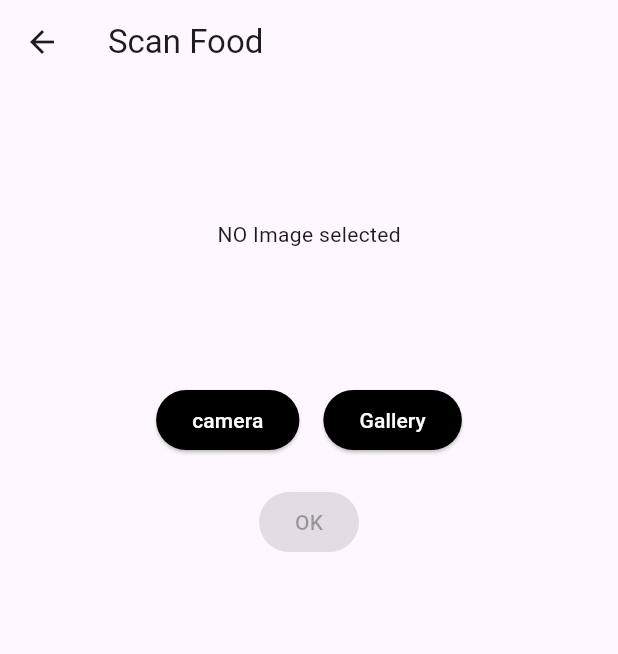
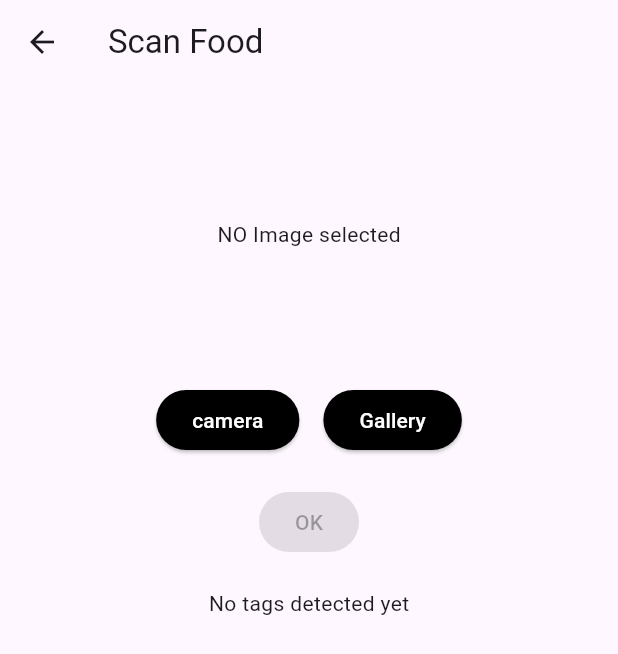
Before and after one commit to amansingh4847/know_your_own_food, a Flutter app: the ScanPage screen opened directly, on a phone screen of 412 x 824 dp. Shown: the top 654 px of the screen. Run offline on Flutter 3.47's test engine with Material 3 defaults, Android fonts, the phone set to English and light mode, and no system bars; our stand-ins replace image_picker.

Commit message:
added a feature to display tags on screen and adddde a func to pick only main food

```diff
--- a/lib/scan_page.dart
+++ b/lib/scan_page.dart
@@ -13,27 +13,27 @@ class ScanPage extends StatefulWidget {
 }
 
 class _ScanPageState extends State<ScanPage> {
-
   //image file
   File? image;
 
   //image picker
   final picker = ImagePicker();
 
-
   //pick image method
   Future<void> pickImage(ImageSource source) async {
-
     //pick image from cameraa or gallery
     final PickedFile = await picker.pickImage(source: source);
 
     //update selected image
-    if(PickedFile != null){
+    if (PickedFile != null) {
       setState(() {
         image = File(PickedFile!.path);
       });
     }
   }
+
+  //list to store results
+  List<String> detectedTags = [];
 
   //image converter
   Future<String> convertImageToBase64() async {
@@ -55,15 +55,41 @@ class _ScanPageState extends State<ScanPage> {
     request.headers['Authorization'] =
         'Basic ${base64Encode(utf8.encode('$apiKey:$apiSecret'))}';
 
-  request.files.add(
-    await http.MultipartFile.fromPath('image', image!.path),
-  );
+    request.files.add(await http.MultipartFile.fromPath('image', image!.path));
 
     var response = await request.send();
     var responseBody = await response.stream.bytesToString();
 
     print("Status: ${response.statusCode}");
     print("Body: $responseBody");
+
+    final data = jsonDecode(responseBody);
+
+    List tags = data["result"]["tags"];
+
+    detectedTags = tags
+        .map<String>((tag) => tag["tag"]["en"].toString())
+        .take(3) // top 5 tags only (optional)
+        .toList();
+
+    setState(() {});
+  }
+
+  //we need to pick main food
+
+  String pickMainFood(List<String> tags) {
+  List<String> ignoreWords = [
+    "food", "meal", "dish", "lunch", "dinner",
+    "snack", "plate", "delicious", "fresh"
+  ];
+
+  for (String tag in tags) {
+    bool isIgnored = ignoreWords.any((word) => tag.contains(word));
+    if (!isIgnored) {
+      return tag; // first valid food
+    }
+  }
+  return tags.isNotEmpty ? tags.first : "food";
 }
 
   @override
@@ -77,47 +103,73 @@ class _ScanPageState extends State<ScanPage> {
           SizedBox(
             height: 200,
             width: 200,
-            child: image != null ?
-
+            child: image != null
+                ?
                   //image selected
                   Image.file(image!)
                 :
                   //no image slected
-            const Center(child: Text("NO Image selected"))
+                  const Center(child: Text("NO Image selected")),
           ),
-
 
           //buttons
           Row(
             mainAxisAlignment: MainAxisAlignment.center,
             children: [
-
-              ElevatedButton(onPressed: () => pickImage(ImageSource.camera),
+              ElevatedButton(
+                onPressed: () => pickImage(ImageSource.camera),
                 style: ElevatedButton.styleFrom(
                   backgroundColor: Colors.black,
                   foregroundColor: Colors.white,
                 ),
-              child: Text("camera")),
+                child: Text("camera"),
+              ),
 
-              const SizedBox(width: 16,),
+              const SizedBox(width: 16),
 
-              ElevatedButton(onPressed: () => pickImage(ImageSource.gallery),
+              ElevatedButton(
+                onPressed: () => pickImage(ImageSource.gallery),
                 style: ElevatedButton.styleFrom(
                   backgroundColor: Colors.black,
                   foregroundColor: Colors.white,
                 ),
-              child: Text("Gallery")),
-
+                child: Text("Gallery"),
+              ),
             ],
           ),
-          const SizedBox(height: 20,),
+          const SizedBox(height: 20),
 
-          ElevatedButton(onPressed: image ==  null ? null: sendToImagga,
+          ElevatedButton(
+            onPressed: image == null ? null : sendToImagga,
             style: ElevatedButton.styleFrom(
               backgroundColor: Colors.green,
-            foregroundColor: Colors.white
+              foregroundColor: Colors.white,
             ),
-          child: Text("OK")),
+            child: Text("OK"),
+          ),
+
+          const SizedBox(height: 20),
+
+          detectedTags.isEmpty
+              ? const Text("No tags detected yet")
+              : Column(
+                  children: [
+                    const Text(
+                      "Detected Tags",
+                      style: TextStyle(
+                        fontSize: 18,
+                        fontWeight: FontWeight.bold,
+                      ),
+                    ),
+                    const SizedBox(height: 10),
+                    Wrap(
+                      spacing: 8,
+                      children: detectedTags.map((tag) {
+                        return Chip(label: Text(tag));
+                      }).toList(),
+                    ),
+                  ],
+                ),
         ],
       ),
     );
```
Lines whose indentation alone changed are shown as unchanged.
